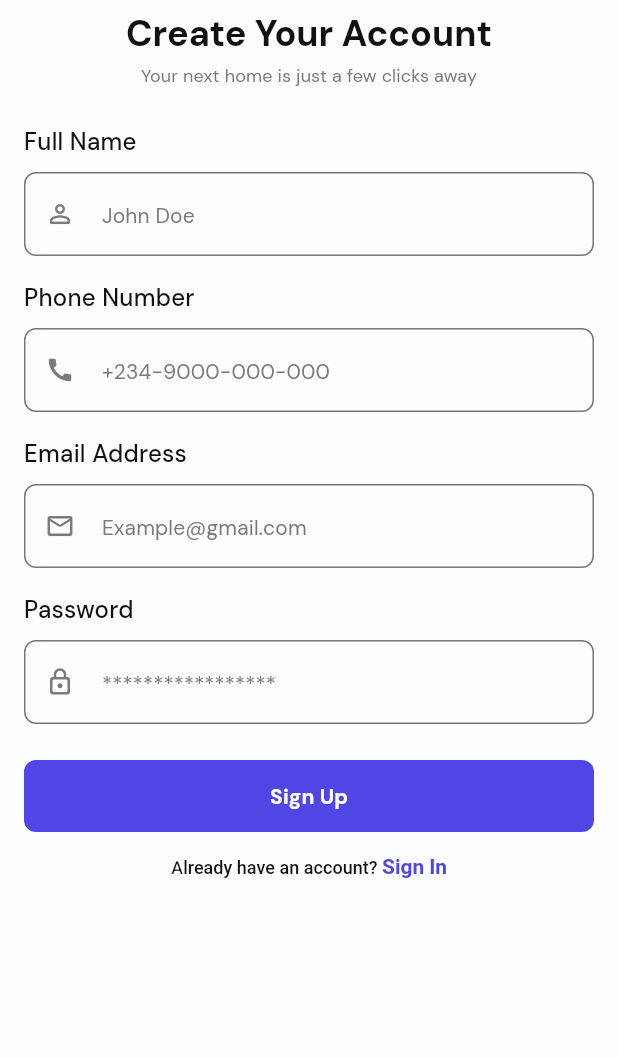
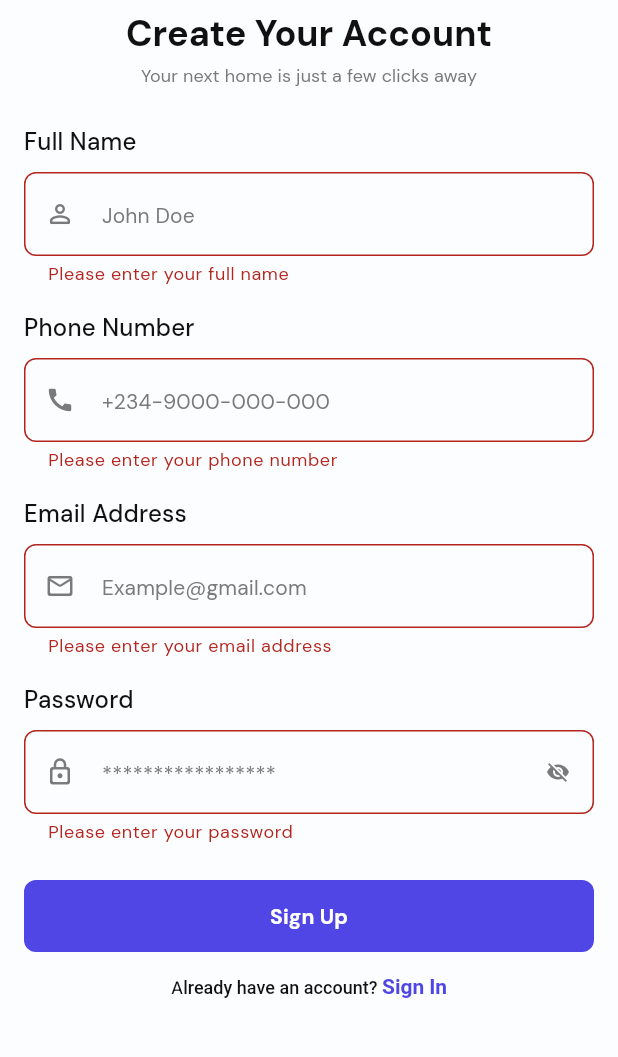
Before and after one commit to Bewizi/homefinder_frontend, a Flutter app: the Signup screen opened by its route, scrolled down 127 dp, after a tap on "Sign Up", on a phone screen of 412 x 824 dp, the part 131-1188 px from its top. Run offline on Flutter 3.47's test engine with Material 3 defaults, Android fonts, the phone set to English and light mode, and no system bars; our stand-ins replace go_router, google_fonts.

Commit message:
feat: Implement signup form and basic validation
This commit enhances the `Signup` page by adding a form with input fields for full name, phone number, email address, and password. It also introduces basic input validation and handles the signup process.

- **Form Implementation:**
    - A `GlobalKey<FormState>` (`_formKey`) is used to manage the form.
    - `TextEditingController`s are initialized for each input field (`_fullNameController`, `_phoneNumberController`, `_emailAddressController`, `_passwordController`) and disposed of in the `dispose` method.
    - `CustomTextFormField` widgets are used for each input field, now associated with their respective controllers and validators.
- **Input Validation:**
    - Full Name: Must not be empty and at least 2 characters long.
    - Phone Number: Must not be empty and at least 10 characters long.
    - Email Address: Must not be empty and match a basic email pattern.
    - Password: Must not be empty and at least 6 characters long.
- **Signup Logic (`_handleSignup`):**
    - Sets an `_isLoading` flag to true to show a `CircularProgressIndicator` while processing.
    - Validates the form using `_formKey.currentState!.validate()`.
    - If valid, creates a `Users` object from the form data using `_createUserFromForm()`.
    - Calls `AuthService.signUp(newUser)` to attempt user registration.
    - Displays a `SnackBar` with a success message (green background) and navigates to `RouteNames.home` on successful signup.
    - Displays a `SnackBar` with an error message (red background) on failure or if an exception occurs.
    - Sets `_isLoading` to false in the `finally` block.
- **Password Field Update:**
    - The password `CustomTextFormField` now has `isPassword: true`, which likely handles password visibility toggling. The explicit suffix icon for visibility has been removed.
- **User Model Integration:**
    - Imports `frontend/app/data/models/user_models.dart`.
    - The `_createUserFromForm` method constructs a `Users` object.
- **UI State:**
    - An `_isLoading` boolean state variable is added to manage the visibility of a loading indicator during the signup process.

```diff
--- a/lib/app/ui/pages/auth/signup/signup.dart
+++ b/lib/app/ui/pages/auth/signup/signup.dart
@@ -1,5 +1,6 @@
 import 'package:flutter/gestures.dart';
 import 'package:flutter/material.dart';
+import 'package:frontend/app/data/models/user_models.dart';
 import 'package:frontend/app/routes/app_routes.dart';
 import 'package:frontend/app/ui/themes/theme.dart';
 import 'package:frontend/app/ui/widgets/custom_buttons.dart';
@@ -15,6 +16,107 @@ class Signup extends StatefulWidget {
 }
 
 class _SignupState extends State<Signup> {
+  final _formKey = GlobalKey<FormState>();
+  bool _isLoading = false;
+
+  late TextEditingController _fullNameController;
+  late TextEditingController _phoneNumberController;
+  late TextEditingController _emailAddressController;
+  late TextEditingController _passwordController;
+
+  @override
+  void initState() {
+    // TODO: implement initState
+    super.initState();
+    _initializeControllers();
+  }
+
+  void _initializeControllers() {
+    _fullNameController = TextEditingController();
+    _phoneNumberController = TextEditingController();
+    _emailAddressController = TextEditingController();
+    _passwordController = TextEditingController();
+  }
+
+  @override
+  void dispose() {
+    // TODO: implement dispose
+    _fullNameController.dispose();
+    _phoneNumberController.dispose();
+    _emailAddressController.dispose();
+    _passwordController.dispose();
+
+    super.dispose();
+  }
+
+  String getSignUpData() {
+    return '${_fullNameController.text}|${_phoneNumberController.text}|${_emailAddressController.text}|${_passwordController.text}';
+  }
+
+  Users _createUserFromForm() {
+    return Users(
+      fullName: _fullNameController.text.trim(),
+      phoneNumber: _phoneNumberController.text.trim(),
+      emailAddress: _emailAddressController.text.trim(),
+      password: _passwordController.text.trim(),
+    );
+  }
+
+  Future<void> _handleSignup() async {
+    if (_formKey.currentState!.validate()) {
+      // String formData = getSignUpData();
+      // print('Form Data: $formData');
+      // context.go(RouteNames.home);
+      setState(() {
+        _isLoading = true;
+      });
+
+      try {
+        // Create user object
+        Users newUser = _createUserFromForm();
+
+        print('User Data: ${newUser.toString()}');
+        print('User Json: ${newUser.toJson()}');
+
+        // Call authentication service
+        bool success = await AuthService.signUp(newUser);
+
+        if (success) {
+          // Show success message
+          ScaffoldMessenger.of(context).showSnackBar(
+            SnackBar(
+              content: Text('Account Created Successfully'),
+              backgroundColor: Colors.green,
+            ),
+          );
+
+          // Navigate to home
+          context.go(RouteNames.home);
+        } else {
+          // Show error message
+          ScaffoldMessenger.of(context).showSnackBar(
+            SnackBar(
+              content: Text('Failed to create account. Please try Again'),
+              backgroundColor: Colors.red,
+            ),
+          );
+        }
+      } catch (e) {
+        // Handle errors
+        ScaffoldMessenger.of(context).showSnackBar(
+          SnackBar(
+            content: Text('Failed to create account. Please try Again'),
+            backgroundColor: Colors.red,
+          ),
+        );
+      } finally {
+        setState(() {
+          _isLoading = false;
+        });
+      }
+    }
+  }
+
   @override
   Widget build(BuildContext context) {
     return Scaffold(
@@ -45,6 +147,7 @@ class _SignupState extends State<Signup> {
                 const SizedBox(height: 24),
                 //   Form
                 Form(
+                  key: _formKey,
                   child: Column(
                     crossAxisAlignment: CrossAxisAlignment.start,
                     children: [
@@ -58,6 +161,7 @@ class _SignupState extends State<Signup> {
 
                       CustomTextFormField(
                         hintText: 'John Doe',
+                        controller: _fullNameController,
                         prefixIcon: Icon(
                           Icons.person_outline_rounded,
                           size: 20,
@@ -66,6 +170,9 @@ class _SignupState extends State<Signup> {
                         validator: (value) {
                           if (value == null || value.isEmpty) {
                             return 'Please enter your full name';
+                          }
+                          if (value.length < 2) {
+                            return 'Name must be at least 2 characters';
                           }
                           return null;
                         },
@@ -82,6 +189,7 @@ class _SignupState extends State<Signup> {
                       SizedBox(height: 8),
 
                       CustomTextFormField(
+                        controller: _phoneNumberController,
                         prefixIcon: Icon(
                           Icons.call,
                           size: 20,
@@ -92,6 +200,9 @@ class _SignupState extends State<Signup> {
                         validator: (value) {
                           if (value == null || value.isEmpty) {
                             return 'Please enter your phone number';
+                          }
+                          if (value.length < 10) {
+                            return 'Please enter a valid phone number';
                           }
                           return null;
                         },
@@ -108,6 +219,7 @@ class _SignupState extends State<Signup> {
                       SizedBox(height: 8),
 
                       CustomTextFormField(
+                        controller: _emailAddressController,
                         prefixIcon: Icon(
                           Icons.mail_outline_rounded,
                           size: 20,
@@ -118,6 +230,11 @@ class _SignupState extends State<Signup> {
                         validator: (value) {
                           if (value == null || value.isEmpty) {
                             return 'Please enter your email address';
+                          }
+                          if (!RegExp(
+                            r'^[\w-\.]+@([\w-]+\.)+[\w-]{2,4}$',
+                          ).hasMatch(value)) {
+                            return 'Please enter a valid email address';
                           }
                           return null;
                         },
@@ -134,20 +251,20 @@ class _SignupState extends State<Signup> {
                       SizedBox(height: 8),
 
                       CustomTextFormField(
+                        controller: _passwordController,
                         prefixIcon: Icon(
                           Icons.lock_outline_rounded,
                           size: 20,
                           color: AppColors.textGray,
                         ),
-                        suffixIcon: Icon(
-                          Icons.remove_red_eye_outlined,
-                          size: 20,
-                          color: AppColors.textGray,
-                        ),
+                        isPassword: true,
                         hintText: '*****************',
                         validator: (value) {
                           if (value == null || value.isEmpty) {
                             return 'Please enter your password';
+                          }
+                          if (value.length < 6) {
+                            return 'Password must be at least 6 characters';
                           }
                           return null;
                         },
@@ -155,7 +272,13 @@ class _SignupState extends State<Signup> {
 
                       SizedBox(height: 24),
 
-                      SubmitButton('Sign Up', onPressed: () {}),
+                      _isLoading
+                          ? Center(
+                              child: CircularProgressIndicator(
+                                color: AppColors.primaryButton,
+                              ),
+                            )
+                          : SubmitButton('Sign Up', onPressed: _handleSignup),
 
                       SizedBox(height: 14),
 
```
